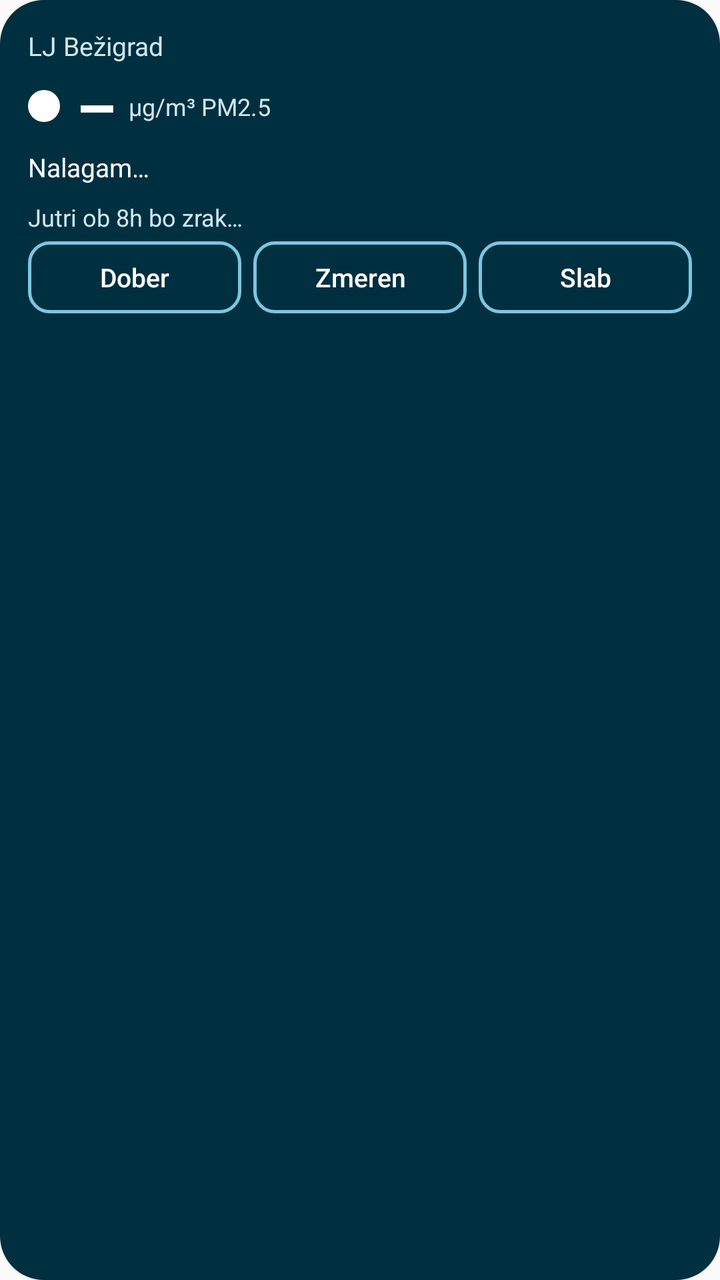
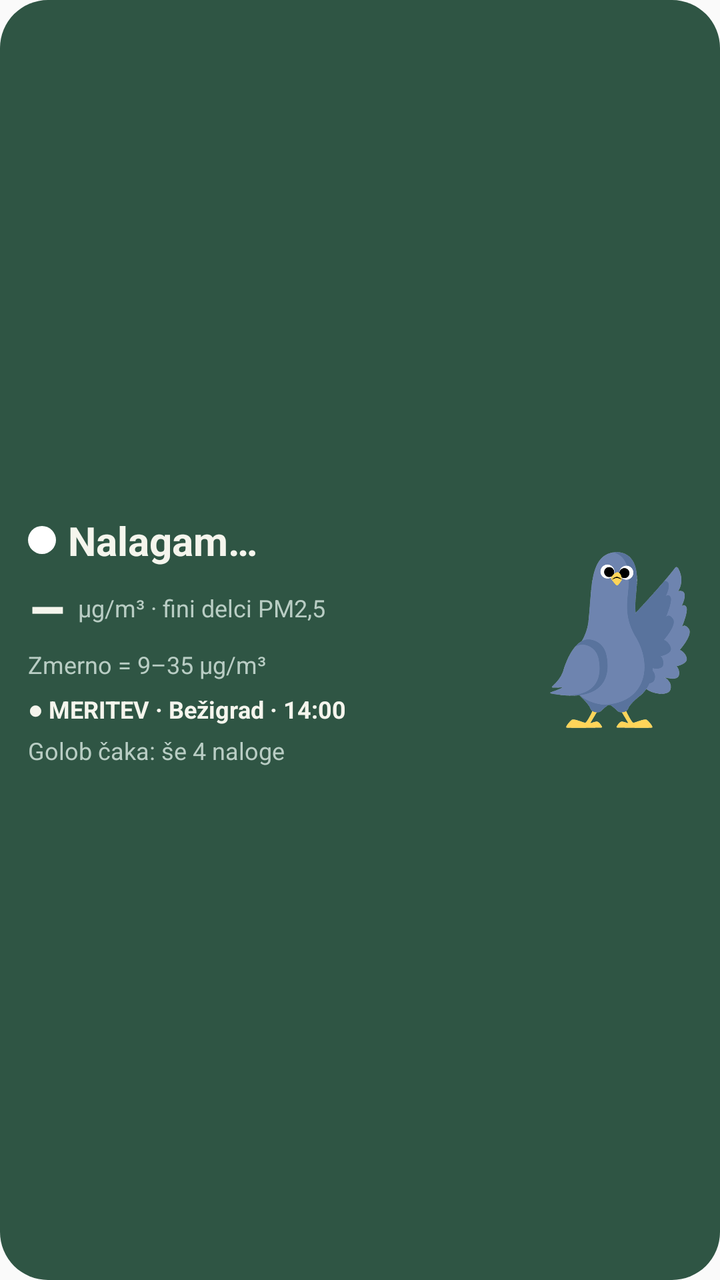

Two renders of the same Android screen: before a commit and after it. Below are the layout's source before the change and the commit's diff.
<!-- AndroidManifest.xml: application theme AppTheme -->
<!-- res/layout/widget_air.xml -->
<?xml version="1.0" encoding="utf-8"?>
<LinearLayout xmlns:android="http://schemas.android.com/apk/res/android"
    android:id="@+id/root"
    android:layout_width="match_parent"
    android:layout_height="match_parent"
    android:background="@drawable/widget_bg"
    android:orientation="vertical"
    android:padding="14dp">

    <TextView
        android:id="@+id/station"
        android:layout_width="match_parent"
        android:layout_height="wrap_content"
        android:text="LJ Bežigrad"
        android:textColor="#CFE6EF"
        android:textSize="13sp" />

    <LinearLayout
        android:layout_width="match_parent"
        android:layout_height="wrap_content"
        android:gravity="center_vertical"
        android:orientation="horizontal">

        <ImageView
            android:id="@+id/dot"
            android:layout_width="16dp"
            android:layout_height="16dp"
            android:layout_marginEnd="8dp"
            android:src="@drawable/widget_dot" />

        <TextView
            android:id="@+id/value"
            android:layout_width="wrap_content"
            android:layout_height="wrap_content"
            android:text="–"
            android:textColor="#FFFFFF"
            android:textSize="32sp"
            android:textStyle="bold" />

        <TextView
            android:layout_width="wrap_content"
            android:layout_height="wrap_content"
            android:layout_marginStart="6dp"
            android:text="µg/m³ PM2.5"
            android:textColor="#CFE6EF"
            android:textSize="12sp" />
    </LinearLayout>

    <TextView
        android:id="@+id/level"
        android:layout_width="match_parent"
        android:layout_height="wrap_content"
        android:text="Nalagam…"
        android:textColor="#FFFFFF"
        android:textSize="13sp" />

    <TextView
        android:id="@+id/question"
        android:layout_width="match_parent"
        android:layout_height="wrap_content"
        android:layout_marginTop="8dp"
        android:text="Jutri ob 8h bo zrak…"
        android:textColor="#CFE6EF"
        android:textSize="12sp" />

    <LinearLayout
        android:id="@+id/buttons"
        android:layout_width="match_parent"
        android:layout_height="wrap_content"
        android:layout_marginTop="4dp"
        android:orientation="horizontal">

        <Button
            android:id="@+id/bet_dober"
            style="@style/WidgetBet"
            android:text="Dober" />

        <Button
            android:id="@+id/bet_zmeren"
            style="@style/WidgetBet"
            android:layout_marginStart="6dp"
            android:layout_marginEnd="6dp"
            android:text="Zmeren" />

        <Button
            android:id="@+id/bet_slab"
            style="@style/WidgetBet"
            android:text="Slab" />
    </LinearLayout>
</LinearLayout>
<!-- resources referenced by this layout -->
<resources>
  <!-- drawable widget_bg (drawable) -->
  <?xml version="1.0" encoding="utf-8"?>
  <shape xmlns:android="http://schemas.android.com/apk/res/android" android:shape="rectangle">
      <solid android:color="#002F3F" />
      <corners android:radius="22dp" />
  </shape>
  <!-- drawable widget_dot (drawable) -->
  <?xml version="1.0" encoding="utf-8"?>
  <shape xmlns:android="http://schemas.android.com/apk/res/android" android:shape="oval">
      <solid android:color="#FFFFFF" />
  </shape>
  <style name="WidgetBet">
          <item name="android:layout_width">0dp</item>
          <item name="android:layout_height">36dp</item>
          <item name="android:layout_weight">1</item>
          <item name="android:background">@drawable/widget_button</item>
          <item name="android:textColor">#FFFFFF</item>
          <item name="android:textSize">13sp</item>
          <item name="android:textAllCaps">false</item>
          <item name="android:padding">0dp</item>
      </style>
  <style name="AppTheme" parent="Theme.AppCompat.Light.DarkActionBar">
          
          <item name="colorPrimary">@color/colorPrimary</item>
          <item name="colorPrimaryDark">@color/colorPrimaryDark</item>
          <item name="colorAccent">@color/colorAccent</item>
      </style>
  <!-- drawable widget_button (drawable) -->
  <?xml version="1.0" encoding="utf-8"?>
  <shape xmlns:android="http://schemas.android.com/apk/res/android" android:shape="rectangle">
      <stroke android:width="1.5dp" android:color="#7CC6E0" />
      <corners android:radius="10dp" />
  </shape>
</resources>

<!-- the commit's change to res/layout/widget_air.xml (unified diff, before → after) -->
@@ -4,87 +4,97 @@
     android:layout_width="match_parent"
     android:layout_height="match_parent"
     android:background="@drawable/widget_bg"
-    android:orientation="vertical"
+    android:gravity="center_vertical"
+    android:orientation="horizontal"
     android:padding="14dp">
 
-    <TextView
-        android:id="@+id/station"
-        android:layout_width="match_parent"
+    <LinearLayout
+        android:layout_width="0dp"
         android:layout_height="wrap_content"
-        android:text="LJ Bežigrad"
-        android:textColor="#CFE6EF"
-        android:textSize="13sp" />
+        android:layout_weight="1"
+        android:orientation="vertical">
 
-    <LinearLayout
-        android:layout_width="match_parent"
-        android:layout_height="wrap_content"
-        android:gravity="center_vertical"
-        android:orientation="horizontal">
+        <LinearLayout
+            android:layout_width="match_parent"
+            android:layout_height="wrap_content"
+            android:gravity="center_vertical"
+            android:orientation="horizontal">
 
-        <ImageView
-            android:id="@+id/dot"
-            android:layout_width="16dp"
-            android:layout_height="16dp"
-            android:layout_marginEnd="8dp"
-            android:src="@drawable/widget_dot" />
+            <ImageView
+                android:id="@+id/dot"
+                android:layout_width="14dp"
+                android:layout_height="14dp"
+                android:layout_marginEnd="6dp"
+                android:src="@drawable/widget_dot" />
+
+            <TextView
+                android:id="@+id/level"
+                android:layout_width="wrap_content"
+                android:layout_height="wrap_content"
+                android:text="Nalagam…"
+                android:textColor="#F5F5ED"
+                android:textSize="20sp"
+                android:textStyle="bold" />
+        </LinearLayout>
+
+        <LinearLayout
+            android:layout_width="match_parent"
+            android:layout_height="wrap_content"
+            android:gravity="center_vertical"
+            android:orientation="horizontal">
+
+            <TextView
+                android:id="@+id/value"
+                android:layout_width="wrap_content"
+                android:layout_height="wrap_content"
+                android:text="–"
+                android:textColor="#F5F5ED"
+                android:textSize="30sp"
+                android:textStyle="bold" />
+
+            <TextView
+                android:layout_width="wrap_content"
+                android:layout_height="wrap_content"
+                android:layout_marginStart="6dp"
+                android:text="µg/m³ · fini delci PM2,5"
+                android:textColor="#B9CDC4"
+                android:textSize="12sp" />
+        </LinearLayout>
 
         <TextView
-            android:id="@+id/value"
-            android:layout_width="wrap_content"
+            android:id="@+id/range"
+            android:layout_width="match_parent"
             android:layout_height="wrap_content"
-            android:text="–"
-            android:textColor="#FFFFFF"
-            android:textSize="32sp"
+            android:text="Zmerno = 9–35 µg/m³"
+            android:textColor="#B9CDC4"
+            android:textSize="12sp" />
+
+        <TextView
+            android:id="@+id/station"
+            android:layout_width="match_parent"
+            android:layout_height="wrap_content"
+            android:layout_marginTop="6dp"
+            android:text="● MERITEV · Bežigrad · 14:00"
+            android:textColor="#F5F5ED"
+            android:textSize="12sp"
             android:textStyle="bold" />
 
         <TextView
-            android:layout_width="wrap_content"
+            android:id="@+id/tasks"
+            android:layout_width="match_parent"
             android:layout_height="wrap_content"
-            android:layout_marginStart="6dp"
-            android:text="µg/m³ PM2.5"
-            android:textColor="#CFE6EF"
+            android:layout_marginTop="4dp"
+            android:text="Golob čaka: še 4 naloge"
+            android:textColor="#B9CDC4"
             android:textSize="12sp" />
     </LinearLayout>
 
-    <TextView
-        android:id="@+id/level"
-        android:layout_width="match_parent"
-        android:layout_height="wrap_content"
-        android:text="Nalagam…"
-        android:textColor="#FFFFFF"
-        android:textSize="13sp" />
-
-    <TextView
-        android:id="@+id/question"
-        android:layout_width="match_parent"
-        android:layout_height="wrap_content"
-        android:layout_marginTop="8dp"
-        android:text="Jutri ob 8h bo zrak…"
-        android:textColor="#CFE6EF"
-        android:textSize="12sp" />
-
-    <LinearLayout
-        android:id="@+id/buttons"
-        android:layout_width="match_parent"
-        android:layout_height="wrap_content"
-        android:layout_marginTop="4dp"
-        android:orientation="horizontal">
-
-        <Button
-            android:id="@+id/bet_dober"
-            style="@style/WidgetBet"
-            android:text="Dober" />
-
-        <Button
-            android:id="@+id/bet_zmeren"
-            style="@style/WidgetBet"
-            android:layout_marginStart="6dp"
-            android:layout_marginEnd="6dp"
-            android:text="Zmeren" />
-
-        <Button
-            android:id="@+id/bet_slab"
-            style="@style/WidgetBet"
-            android:text="Slab" />
-    </LinearLayout>
+    <ImageView
+        android:id="@+id/golob"
+        android:layout_width="72dp"
+        android:layout_height="90dp"
+        android:layout_marginStart="8dp"
+        android:contentDescription="Golob, maskota"
+        android:scaleType="fitCenter"
+        android:src="@drawable/golob" />
 </LinearLayout>
<!-- resource entries referenced after the edit -->
@@ -1,37 +1,22 @@
 <!-- resources referenced by this layout -->
 <resources>
+  <!-- drawable golob: png bitmap (drawable-nodpi, 64910 bytes) -->
   <!-- drawable widget_bg (drawable) -->
   <?xml version="1.0" encoding="utf-8"?>
   <shape xmlns:android="http://schemas.android.com/apk/res/android" android:shape="rectangle">
-      <solid android:color="#002F3F" />
-      <corners android:radius="22dp" />
+      <solid android:color="#2F5544" />
+      <corners android:radius="24dp" />
   </shape>
   <!-- drawable widget_dot (drawable) -->
   <?xml version="1.0" encoding="utf-8"?>
   <shape xmlns:android="http://schemas.android.com/apk/res/android" android:shape="oval">
       <solid android:color="#FFFFFF" />
   </shape>
-  <style name="WidgetBet">
-          <item name="android:layout_width">0dp</item>
-          <item name="android:layout_height">36dp</item>
-          <item name="android:layout_weight">1</item>
-          <item name="android:background">@drawable/widget_button</item>
-          <item name="android:textColor">#FFFFFF</item>
-          <item name="android:textSize">13sp</item>
-          <item name="android:textAllCaps">false</item>
-          <item name="android:padding">0dp</item>
-      </style>
   <style name="AppTheme" parent="Theme.AppCompat.Light.DarkActionBar">
           
           <item name="colorPrimary">@color/colorPrimary</item>
           <item name="colorPrimaryDark">@color/colorPrimaryDark</item>
           <item name="colorAccent">@color/colorAccent</item>
       </style>
-  <!-- drawable widget_button (drawable) -->
-  <?xml version="1.0" encoding="utf-8"?>
-  <shape xmlns:android="http://schemas.android.com/apk/res/android" android:shape="rectangle">
-      <stroke android:width="1.5dp" android:color="#7CC6E0" />
-      <corners android:radius="10dp" />
-  </shape>
 </resources>
 
